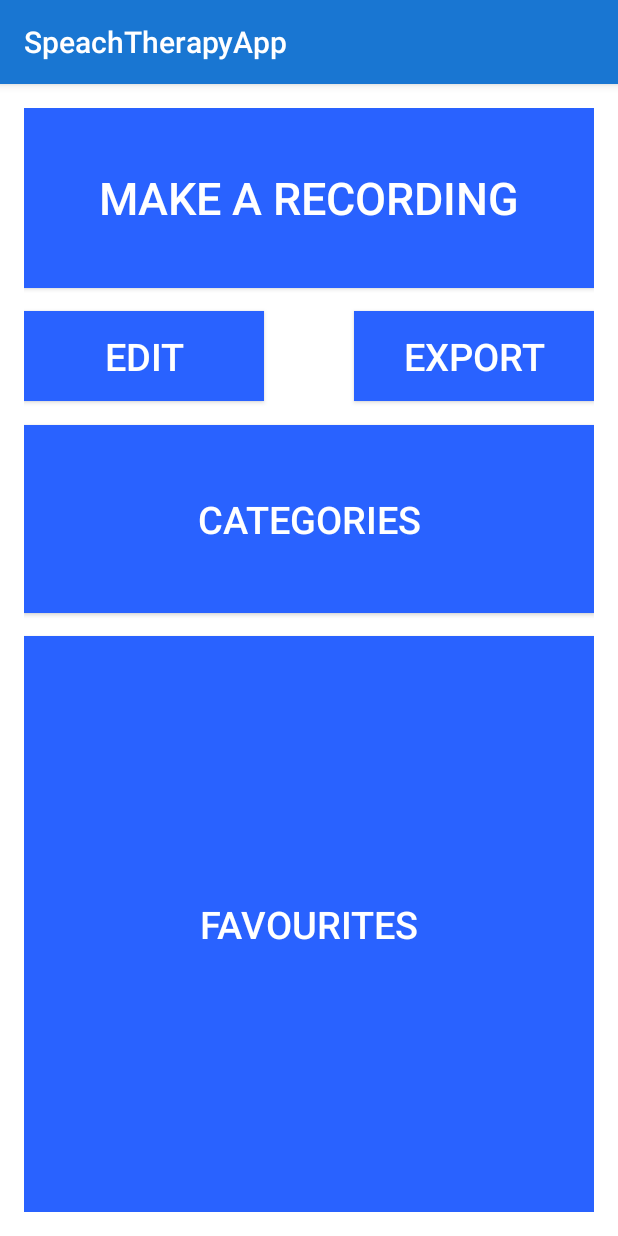
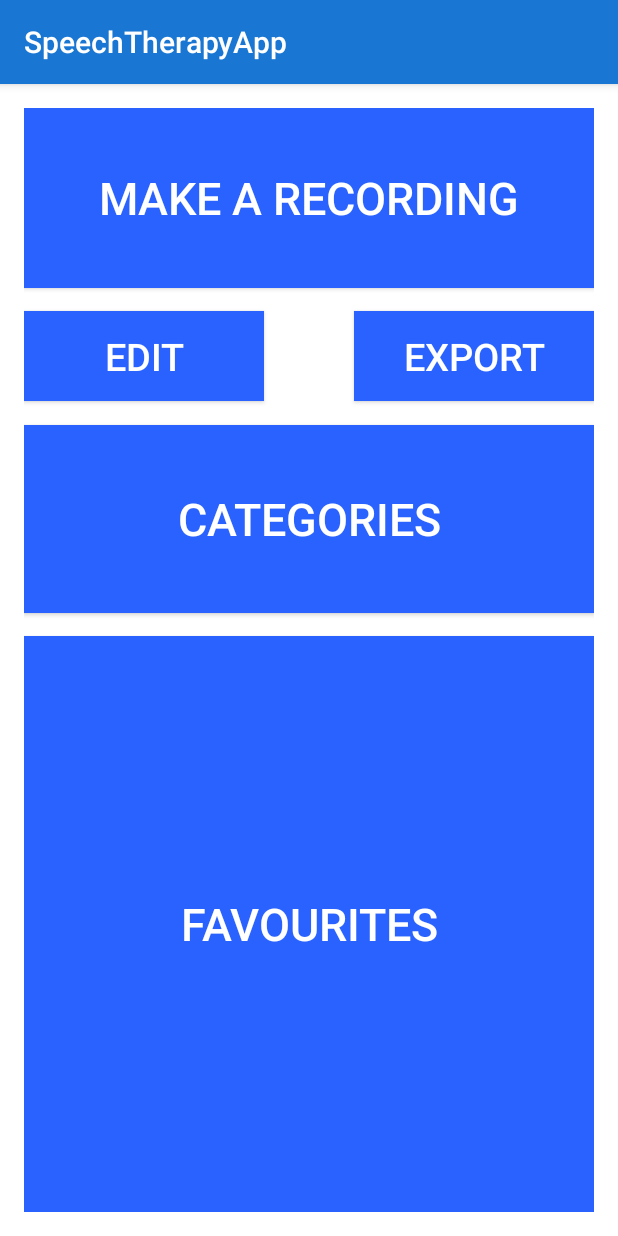
Before and after one commit to Donegaan/group4-SpeechTherapy, an Android app: the screen it shows after launch (Homepage), on a phone screen of 412 x 824 dp. Run offline under Robolectric (Android 15) with nearby library versions, the phone set to English and light mode, and no system bars.

Commit message:
Fixed speeling

```diff
--- a/group04-SpeachTherapyApp/app/src/main/java/com/example/sweng04/speachtherapyapp/EditNewRecording.java
+++ b/group04-SpeachTherapyApp/app/src/main/java/com/example/sweng04/speachtherapyapp/EditNewRecording.java
@@ -32,10 +32,6 @@ public class EditNewRecording extends AppCompatActivity implements OnItemClickLi
     protected void onCreate(Bundle savedInstanceState) {
         super.onCreate(savedInstanceState);
         setContentView(R.layout.activity_edit_new_recording);
-
-        //Resources res = getResources();
-
-        //settingsArray = res.getStringArray(R.array.settingsArray);
 
         ListView listView = (ListView) findViewById(R.id.edit_new_list); // Display Edit settings for new recording.
 
--- a/group04-SpeachTherapyApp/app/src/main/java/com/example/sweng04/speachtherapyapp/Homepage.java
+++ b/group04-SpeachTherapyApp/app/src/main/java/com/example/sweng04/speachtherapyapp/Homepage.java
@@ -18,7 +18,10 @@ public class Homepage extends AppCompatActivity {
         startActivity(intent);
     }
 
-
+    public void viewCategories(View view){
+        Intent intent = new Intent(this, AddCategory.class);
+        startActivity(intent);
+    }
 
 
 
--- a/group04-SpeachTherapyApp/app/src/main/res/layout/activity_homepage.xml
+++ b/group04-SpeachTherapyApp/app/src/main/res/layout/activity_homepage.xml
@@ -70,7 +70,8 @@
         android:foreground="@drawable/ripple_effect"
         android:text="@string/Categories"
         android:textColor="#FFFFFF"
-        android:textSize="25sp"/>
+        android:textSize="30sp"
+        android:onClick="viewCategories"/>
 
     <!--Favourite Button-->
     <Button
@@ -85,10 +86,11 @@
         android:layout_alignParentStart="true"
         android:layout_marginTop="15dp"
         android:id="@+id/favButton"
-        android:textSize="25sp"
+        android:textSize="30sp"
         android:layout_alignParentBottom="true"
         android:layout_alignParentRight="true"
-        android:layout_alignParentEnd="true" />
+        android:layout_alignParentEnd="true"
+        />
 
 
 </RelativeLayout>
--- a/group04-SpeachTherapyApp/app/src/main/res/values/strings.xml
+++ b/group04-SpeachTherapyApp/app/src/main/res/values/strings.xml
@@ -1,5 +1,5 @@
 <resources>
-    <string name="app_name">SpeachTherapyApp</string>
+    <string name="app_name">SpeechTherapyApp</string>
     <string name="title_activity_record">Record</string>
     <string name="Recordings">Recordings</string>
     <string name="Categories">Categories</string>
```
